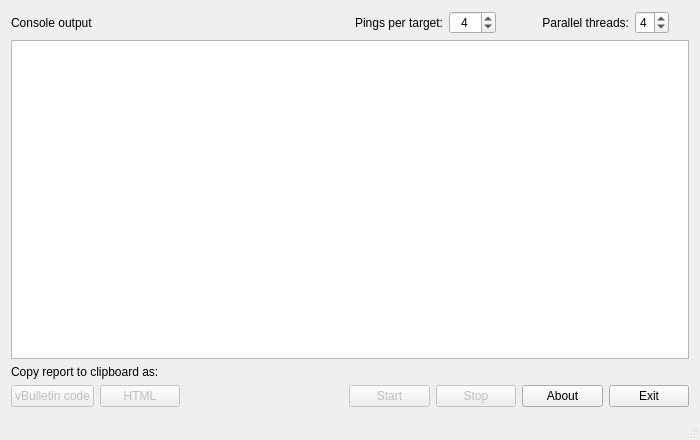
Before: the Qt Designer form mainwindow.ui in AlexGidarakos/QSpeedTest, drawn with Qt 5.
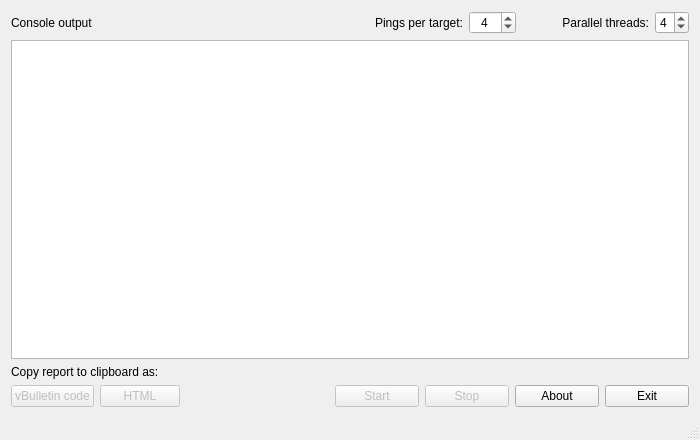
After: the same form once the commit is applied.

What changed in the file:
```diff
--- a/mainwindow.ui
+++ b/mainwindow.ui
@@ -25,10 +25,10 @@
     <item row="0" column="2">
      <layout class="QHBoxLayout" name="horizontalLayout_3">
       <property name="leftMargin">
-       <number>6</number>
+       <number>40</number>
       </property>
       <property name="rightMargin">
-       <number>20</number>
+       <number>0</number>
       </property>
       <item>
        <widget class="QLabel" name="labelPingsPerTarget">
@@ -82,10 +82,10 @@
        <number>6</number>
       </property>
       <property name="leftMargin">
-       <number>20</number>
+       <number>40</number>
       </property>
       <property name="rightMargin">
-       <number>20</number>
+       <number>0</number>
       </property>
       <item>
        <widget class="QLabel" name="labelParallelThreads">
```
